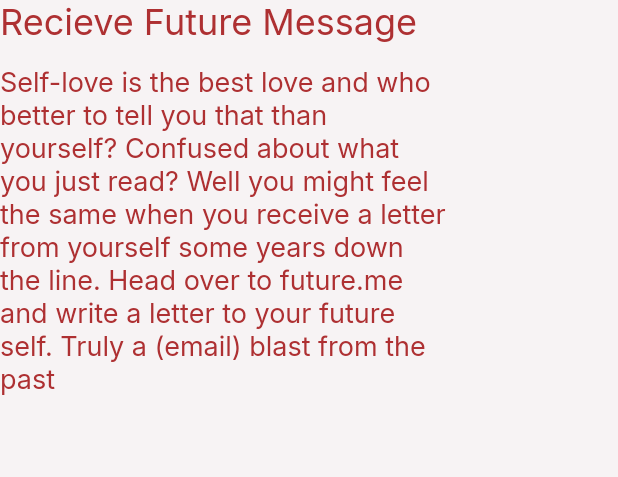
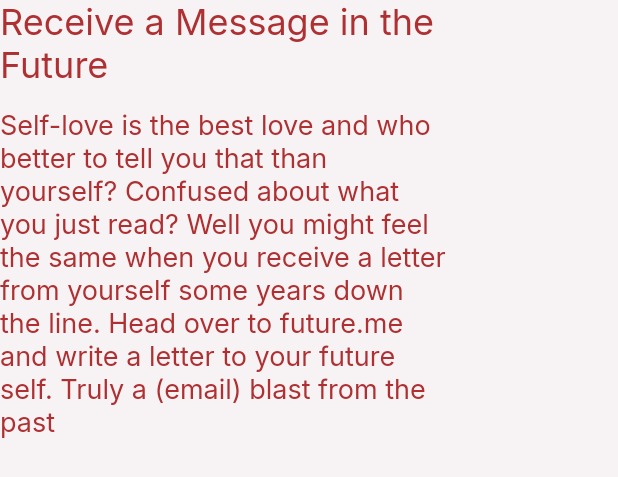
Before and after one commit to Hari-07/anuragam-web, a Flutter app: the FutureMessage widget shown alone on an empty page, opened directly, on a phone screen of 412 x 824 dp. Shown: the top 477 px of the screen. Run offline on Flutter 3.47's test engine with Material 2 defaults, Android fonts, the phone set to English and light mode, and no system bars; our stand-ins replace auto_size_text, cloud_firestore, firebase_core, flutter_countdown_timer, font_awesome_flutter, google_fonts and 2 more; accounts and stored records are empty.

Commit message:
Fix typo in future

```diff
--- a/lib/views/future_self/send_future.dart
+++ b/lib/views/future_self/send_future.dart
@@ -26,10 +26,11 @@ class _SendMessageState extends State<FutureMessage> {
                   crossAxisAlignment: CrossAxisAlignment.start,
                   children: const [
                     Text(
-                      'Recieve Future Message',
+                      'Receive a Message in the Future',
                       style: TextStyle(
                         fontSize: 24,
                       ),
+                      maxLines: 2,
                     ),
                     SizedBox(
                       height: 15,
```
